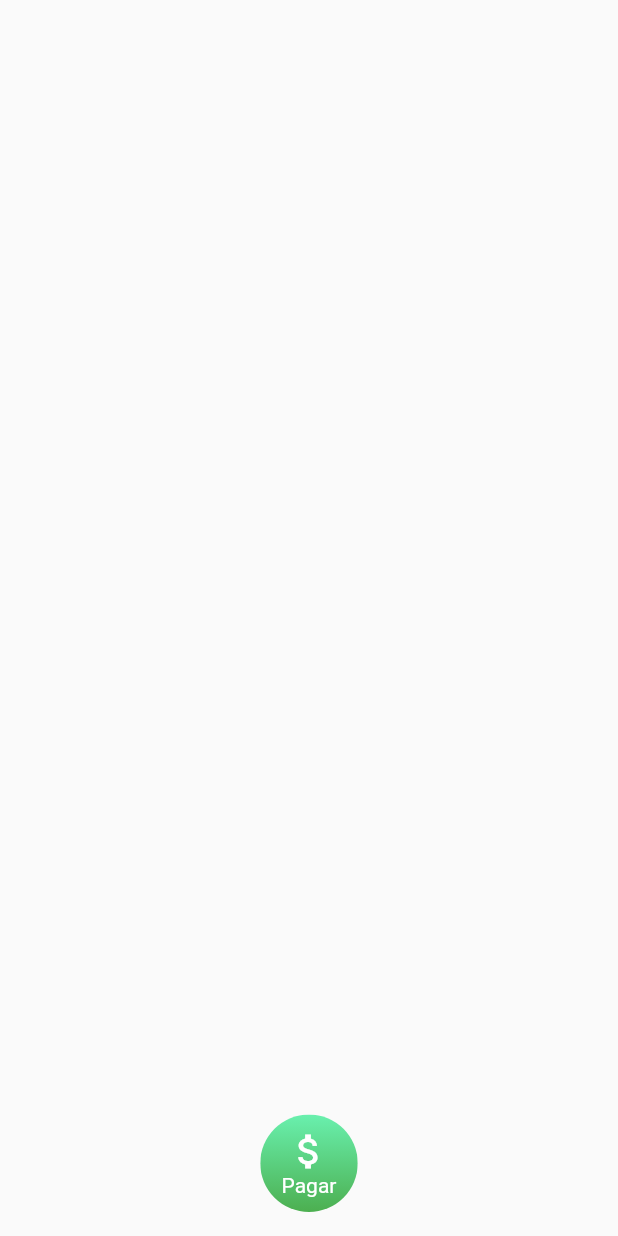
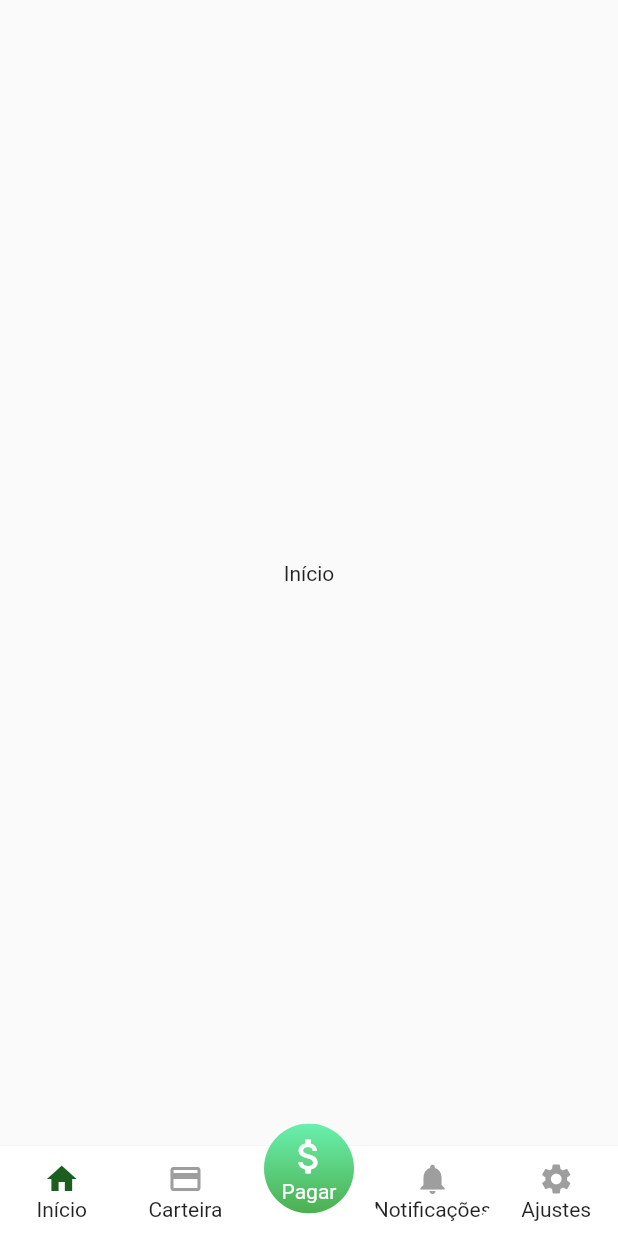
Before and after one commit to rezendegc/Picpay_copy, a Flutter app: the screen it shows after launch, on a phone screen of 412 x 824 dp. Run offline on Flutter 3.47's test engine with Material 2 defaults, Android fonts, the phone set to English and light mode, and no system bars.

Commit message:
Payment screen initial implementation

```diff
--- /dev/null
+++ b/lib/components/fab.dart
@@ -0,0 +1,53 @@
+import 'package:flutter/material.dart';
+
+class CustomFAB extends StatelessWidget {
+  final double fabSize;
+  final VoidCallback onTap;
+  final List<Color> backgroundColors;
+
+  const CustomFAB({
+    Key key,
+    this.fabSize = 60,
+    this.onTap,
+    this.backgroundColors = const [Colors.green, Colors.greenAccent],
+  }) : super(key: key);
+
+  @override
+  Widget build(BuildContext context) {
+    return Container(
+      child: ClipRRect(
+        borderRadius: BorderRadius.circular(fabSize / 2),
+        child: GestureDetector(
+          onTap: onTap,
+          child: Container(
+            width: fabSize,
+            height: fabSize,
+            decoration: BoxDecoration(
+              gradient: LinearGradient(
+                colors: backgroundColors,
+                begin: Alignment.bottomCenter,
+                end: Alignment.topCenter,
+              ),
+            ),
+            child: Column(
+              mainAxisAlignment: MainAxisAlignment.center,
+              children: [
+                Icon(
+                  Icons.attach_money,
+                  size: 30,
+                  color: Colors.white,
+                ),
+                Text(
+                  "Pagar",
+                  style: TextStyle(
+                    color: Colors.white,
+                  ),
+                )
+              ],
+            ),
+          ),
+        ),
+      ),
+    );
+  }
+}
--- /dev/null
+++ b/lib/components/fab_appbar.dart
@@ -0,0 +1,88 @@
+import 'package:flutter/material.dart';
+import 'package:piccopy/components/fab_item.dart';
+
+class FABBottomAppBar extends StatefulWidget {
+  const FABBottomAppBar({
+    this.height: 60.0,
+    this.iconSize: 24.0,
+    this.backgroundColor,
+    this.color,
+    this.selectedColor,
+    this.onTabSelected,
+    this.pageController,
+    this.isPaymentSelected = false,
+  });
+
+  final bool isPaymentSelected;
+  final PageController pageController;
+  final double height;
+  final double iconSize;
+  final Color backgroundColor;
+  final Color color;
+  final Color selectedColor;
+  final VoidCallback onTabSelected;
+
+  @override
+  State<StatefulWidget> createState() => FABBottomAppBarState();
+}
+
+class FABBottomAppBarState extends State<FABBottomAppBar> {
+  int _selectedIndex = 0;
+
+  _updateIndex(int index) {
+    if (widget.onTabSelected != null) widget.onTabSelected();
+    setState(() {
+      _selectedIndex = index;
+    });
+    widget.pageController?.jumpToPage(index);
+  }
+
+  @override
+  Widget build(BuildContext context) {
+    double screenWidth = MediaQuery.of(context).size.width;
+    if (widget.isPaymentSelected) _selectedIndex = -1;
+
+    return BottomAppBar(
+      elevation: 1,
+      child: Container(
+        height: widget.height,
+        child: Row(
+          mainAxisSize: MainAxisSize.max,
+          mainAxisAlignment: MainAxisAlignment.spaceAround,
+          children: [
+            FABItem(
+              text: "Início",
+              iconData: Icons.home,
+              iconColor: _selectedIndex == 0 ? Colors.green[900] : Colors.grey,
+              iconSize: widget.iconSize,
+              onPressed: () => _updateIndex(0),
+            ),
+            FABItem(
+              text: "Carteira",
+              iconData: Icons.credit_card,
+              iconColor: _selectedIndex == 1 ? Colors.green[900] : Colors.grey,
+              iconSize: widget.iconSize,
+              onPressed: () => _updateIndex(1),
+            ),
+            SizedBox(width: screenWidth / 5),
+            FABItem(
+              text: "Notificações",
+              iconData: Icons.notifications,
+              iconColor: _selectedIndex == 2 ? Colors.green[900] : Colors.grey,
+              iconSize: widget.iconSize,
+              onPressed: () => _updateIndex(2),
+            ),
+            FABItem(
+              text: "Ajustes",
+              iconData: Icons.settings,
+              iconColor: _selectedIndex == 3 ? Colors.green[900] : Colors.grey,
+              iconSize: widget.iconSize,
+              onPressed: () => _updateIndex(3),
+            ),
+          ],
+        ),
+      ),
+      color: widget.backgroundColor,
+    );
+  }
+}
--- /dev/null
+++ b/lib/components/fab_item.dart
@@ -0,0 +1,45 @@
+import 'package:flutter/material.dart';
+
+class FABItem extends StatelessWidget {
+  final IconData iconData;
+  final String text;
+  final Color iconColor;
+  final Color textColor;
+  final VoidCallback onPressed;
+  final double iconSize;
+
+  const FABItem({
+    Key key,
+    this.iconData,
+    this.iconSize,
+    this.text,
+    this.iconColor,
+    this.textColor,
+    this.onPressed,
+  }) : super(key: key);
+
+  @override
+  Widget build(BuildContext context) {
+    return Expanded(
+      child: Material(
+        type: MaterialType.transparency,
+        shape: RoundedRectangleBorder(borderRadius: BorderRadius.circular(100)),
+        clipBehavior: Clip.antiAlias,
+        child: InkWell(
+          onTap: onPressed,
+          child: Column(
+            mainAxisSize: MainAxisSize.min,
+            mainAxisAlignment: MainAxisAlignment.center,
+            children: <Widget>[
+              Icon(iconData, color: iconColor, size: iconSize),
+              Text(
+                text,
+                style: TextStyle(color: textColor),
+              )
+            ],
+          ),
+        ),
+      ),
+    );
+  }
+}
--- a/lib/home/home.dart
+++ /dev/null
@@ -1,44 +0,0 @@
-import 'package:flutter/material.dart';
-
-class HomePage extends StatelessWidget {
-  final double fabSize = 65;
-
-  const HomePage({Key key}) : super(key: key);
-
-  @override
-  Widget build(BuildContext context) {
-    return Scaffold(
-      floatingActionButtonLocation: FloatingActionButtonLocation.centerFloat,
-      floatingActionButton: ClipRRect(
-        borderRadius: BorderRadius.circular(fabSize / 2),
-        child: Container(
-          width: fabSize,
-          height: fabSize,
-          decoration: BoxDecoration(
-            gradient: LinearGradient(
-              colors: [Colors.green, Colors.greenAccent],
-              begin: Alignment.bottomCenter,
-              end: Alignment.topCenter,
-            ),
-          ),
-          child: Column(
-            mainAxisAlignment: MainAxisAlignment.center,
-            children: [
-              Icon(
-                Icons.attach_money,
-                size: 30,
-                color: Colors.white,
-              ),
-              Text(
-                "Pagar",
-                style: TextStyle(
-                  color: Colors.white,
-                ),
-              )
-            ],
-          ),
-        ),
-      ),
-    );
-  }
-}
--- a/lib/main.dart
+++ b/lib/main.dart
@@ -1,18 +1,21 @@
 import 'package:flutter/material.dart';
-import 'package:piccopy/home/home.dart';
+import 'package:piccopy/screens/home/home.dart';
+import 'package:piccopy/screens/payment/home.dart';
 
 void main() => runApp(MyApp());
 
 class MyApp extends StatelessWidget {
-  // This widget is the root of your application.
   @override
   Widget build(BuildContext context) {
     return MaterialApp(
       title: 'Flutter Demo',
       theme: ThemeData(
         primarySwatch: Colors.blue,
+        primaryColor: Colors.grey[200],
       ),
-      home: HomePage(),
+      routes: {
+        "/": (context) => HomePage(),
+      },
     );
   }
 }
--- /dev/null
+++ b/lib/screens/home/home.dart
@@ -0,0 +1,80 @@
+import 'package:flutter/material.dart';
+import 'package:piccopy/components/fab.dart';
+import 'package:piccopy/components/fab_appbar.dart';
+import 'package:piccopy/screens/payment/home.dart';
+
+class HomePage extends StatefulWidget {
+  HomePage({Key key}) : super(key: key);
+
+  _HomePageState createState() => _HomePageState();
+}
+
+class _HomePageState extends State<HomePage> {
+  final double fabSize = 65;
+  bool _paymentSelected = false;
+  PageController _myPage = PageController(initialPage: 0);
+
+  _changeSelected(bool isSelected) {
+    setState(() {
+      _paymentSelected = isSelected;
+    });
+  }
+
+  void _goToPaymentHome() {
+    _changeSelected(true);
+    _myPage.jumpToPage(4);
+  }
+
+  @override
+  Widget build(BuildContext context) {
+    const gradient = [Colors.green, Colors.greenAccent];
+    final gradient2 = [Colors.green[900], Colors.green[900]];
+
+    return SafeArea(
+      bottom: true,
+      top: true,
+      child: Scaffold(
+        floatingActionButtonLocation: FloatingActionButtonLocation.centerDocked,
+        floatingActionButton: Padding(
+          padding: const EdgeInsets.only(top: 30.0),
+          child: CustomFAB(
+            backgroundColors: _paymentSelected ? gradient2 : gradient,
+            onTap: _goToPaymentHome,
+          ),
+        ),
+        bottomNavigationBar: FABBottomAppBar(
+          onTabSelected: () => _changeSelected(false),
+          pageController: _myPage,
+          isPaymentSelected: _paymentSelected,
+        ),
+        body: PageView(
+          controller: _myPage,
+          children: [
+            Center(
+              child: Container(
+                child: Text('Início'),
+              ),
+            ),
+            Center(
+              child: Container(
+                child: Text('Carteira'),
+              ),
+            ),
+            Center(
+              child: Container(
+                child: Text('Notificações'),
+              ),
+            ),
+            Center(
+              child: Container(
+                child: Text('Ajustes'),
+              ),
+            ),
+            PaymentHome(),
+          ],
+          physics: NeverScrollableScrollPhysics(),
+        ),
+      ),
+    );
+  }
+}
```
Also changed, not shown: lib/components/avatar_display.dart (added, +39 -0 lines), lib/components/search_bar.dart (added, +44 -0 lines), lib/screens/payment/home.dart (added, +65 -0 lines), lib/screens/payment/main.dart (added, +49 -0 lines).
